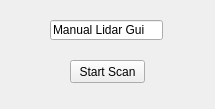
madmilla/THO78-Roborescue, file Src/GUI/mission-gui/lidar-gui/lidarwindow.ui: the form before one commit.
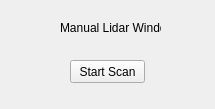
The form after the commit.

Commit message: Lidar fix komt eraan

```diff
--- a/Src/GUI/mission-gui/lidar-gui/lidarwindow.ui
+++ b/Src/GUI/mission-gui/lidar-gui/lidarwindow.ui
@@ -27,17 +27,17 @@
      <string>Start Scan</string>
     </property>
    </widget>
-   <widget class="QLineEdit" name="lineEdit">
+   <widget class="QLabel" name="label">
     <property name="geometry">
      <rect>
-      <x>50</x>
+      <x>60</x>
       <y>20</y>
-      <width>113</width>
-      <height>20</height>
+      <width>101</width>
+      <height>16</height>
      </rect>
     </property>
     <property name="text">
-     <string>Manual Lidar Gui</string>
+     <string>Manual Lidar Window</string>
     </property>
    </widget>
   </widget>
```
The commit also changes 1 other file.
